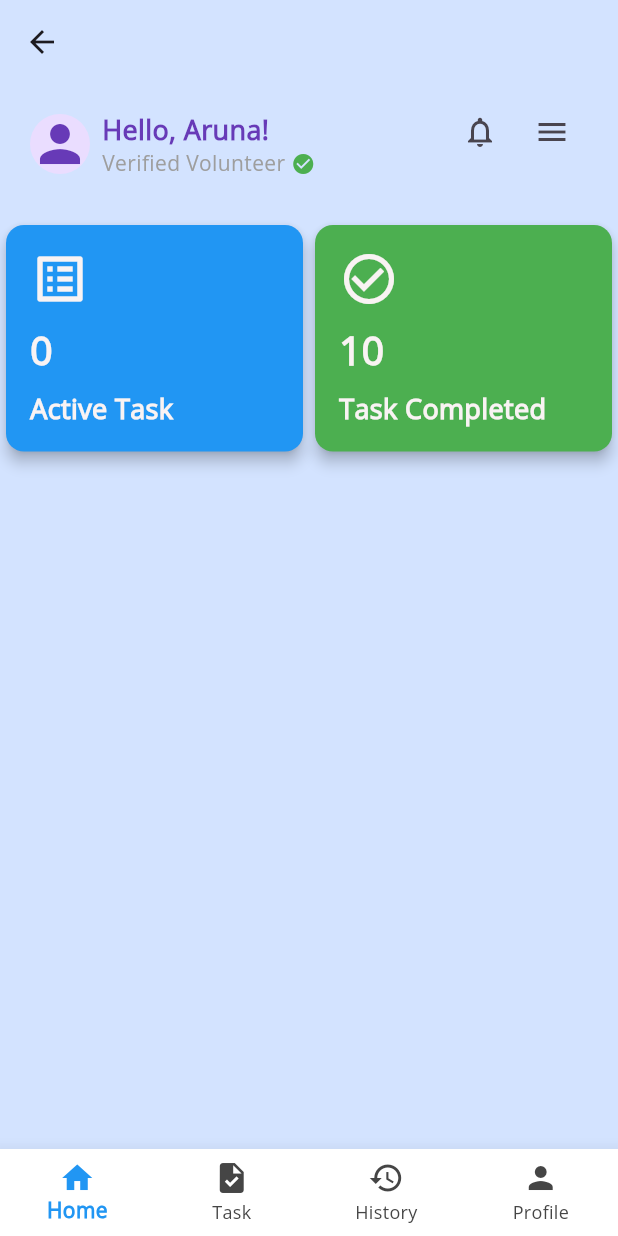
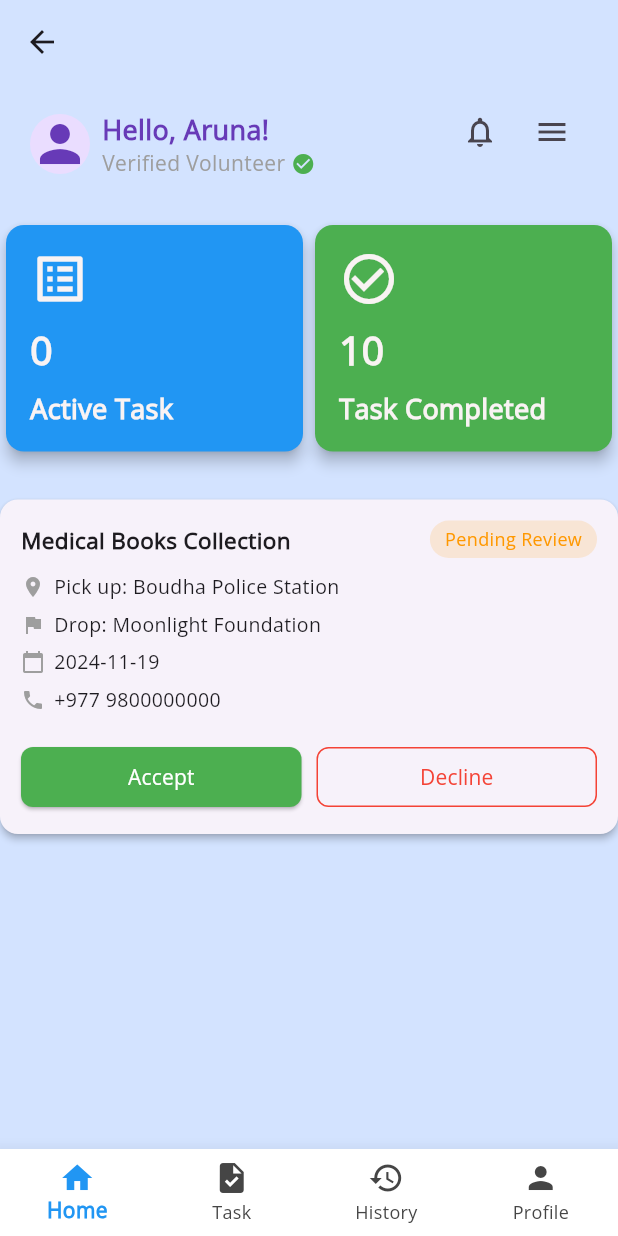
Before and after one commit to arunaguragain/aashwaas, a Flutter app: the VolunteerHomeScreen screen opened directly, on a phone screen of 412 x 824 dp. Run offline on Flutter 3.47's test engine with Material 3 defaults, Android fonts, the phone set to English and light mode, and no system bars; our stand-ins replace font_awesome_flutter.

Commit message:
Added task_card widget and implemeted it on the volunteer home screen

```diff
--- a/lib/screens/bottom_screen_volunteer/home_screen.dart
+++ b/lib/screens/bottom_screen_volunteer/home_screen.dart
@@ -1,5 +1,6 @@
 import 'package:aashwaas/widgets/home_header.dart';
 import 'package:aashwaas/widgets/stats_card.dart';
+import 'package:aashwaas/widgets/task_card.dart';
 import 'package:flutter/material.dart';
 
 class HomeScreen extends StatelessWidget {
@@ -36,6 +37,21 @@ class HomeScreen extends StatelessWidget {
               ],
             ),
             const SizedBox(height: 20),
+
+            TaskCard(
+              title: "Medical Books Collection",
+              pickup: "Boudha Police Station",
+              drop: "Moonlight Foundation",
+              date: "2024-11-19",
+              phone: "+977 9800000000",
+              status: TaskStatus.pendingReview,
+              onAccept: () {
+              },
+              onDecline: () {
+              },
+            ),
+
+
           ],
         ),
       ),
--- /dev/null
+++ b/lib/widgets/task_card.dart
@@ -0,0 +1,152 @@
+import 'package:flutter/material.dart';
+
+enum TaskStatus { completed, pendingReview, pending }
+
+class TaskCard extends StatelessWidget {
+  final String title;
+  final String pickup;
+  final String drop;
+  final String date;
+  final String phone;
+  final TaskStatus status;
+  final VoidCallback? onAccept;
+  final VoidCallback? onDecline;
+
+  const TaskCard({
+    super.key,
+    required this.title,
+    required this.pickup,
+    required this.drop,
+    required this.date,
+    required this.phone,
+    required this.status,
+    this.onAccept,
+    this.onDecline,
+  });
+
+  Color get statusColor {
+    switch (status) {
+      case TaskStatus.completed:
+        return Colors.green;
+      case TaskStatus.pendingReview:
+        return Colors.orange;
+      case TaskStatus.pending:
+        return Colors.blue;
+    }
+  }
+
+  String get statusText {
+    switch (status) {
+      case TaskStatus.completed:
+        return "Completed";
+      case TaskStatus.pendingReview:
+        return "Pending Review";
+      case TaskStatus.pending:
+        return "Pending";
+    }
+  }
+
+  @override
+  Widget build(BuildContext context) {
+    return Card(
+      elevation: 2,
+      shape: RoundedRectangleBorder(borderRadius: BorderRadius.circular(12)),
+      margin: const EdgeInsets.symmetric(vertical: 8),
+      child: Padding(
+        padding: const EdgeInsets.all(14),
+        child: Column(
+          crossAxisAlignment: CrossAxisAlignment.start,
+          children: [
+            Row(
+              mainAxisAlignment: MainAxisAlignment.spaceBetween,
+              children: [
+                Text(
+                  title,
+                  style: const TextStyle(
+                    fontWeight: FontWeight.w600,
+                    fontSize: 15,
+                  ),
+                ),
+                Container(
+                  padding: const EdgeInsets.symmetric(
+                    horizontal: 10,
+                    vertical: 4,
+                  ),
+                  decoration: BoxDecoration(
+                    color: statusColor.withOpacity(0.15),
+                    borderRadius: BorderRadius.circular(20),
+                  ),
+                  child: Text(
+                    statusText,
+                    style: TextStyle(
+                      color: statusColor,
+                      fontSize: 12,
+                      fontWeight: FontWeight.w500,
+                    ),
+                  ),
+                ),
+              ],
+            ),
+
+            const SizedBox(height: 10),
+
+            _infoRow(Icons.location_on, "Pick up: $pickup"),
+            _infoRow(Icons.flag, "Drop: $drop"),
+            _infoRow(Icons.calendar_today, date),
+            _infoRow(Icons.phone, phone),
+
+            if (status == TaskStatus.pendingReview) ...[
+              const SizedBox(height: 12),
+              Row(
+                children: [
+                  Expanded(
+                    child: ElevatedButton(
+                      onPressed: onAccept,
+                      style: ElevatedButton.styleFrom(
+                        backgroundColor: Colors.green,
+                        shape: RoundedRectangleBorder(
+                          borderRadius: BorderRadius.circular(8),
+                        ),
+                      ),
+                      child: Text(
+                        "Accept",
+                        style: TextStyle(color: Colors.white),
+                      ),
+                    ),
+                  ),
+                  const SizedBox(width: 10),
+                  Expanded(
+                    child: OutlinedButton(
+                      onPressed: onDecline,
+                      style: OutlinedButton.styleFrom(
+                        foregroundColor: Colors.red,
+                        side: const BorderSide(color: Colors.red),
+                        shape: RoundedRectangleBorder(
+                          borderRadius: BorderRadius.circular(8),
+                        ),
+                      ),
+                      child: const Text("Decline"),
+                    ),
+                  ),
+                ],
+              ),
+            ],
+          ],
+        ),
+      ),
+    );
+  }
+
+  Widget _infoRow(IconData icon, String text) {
+    return Padding(
+      padding: const EdgeInsets.only(bottom: 6),
+      child: Row(
+        children: [
+          Icon(icon, size: 16, color: Colors.grey),
+          const SizedBox(width: 6),
+          Expanded(child: Text(text, style: const TextStyle(fontSize: 13))),
+        ],
+      ),
+    );
+  }
+}
```
